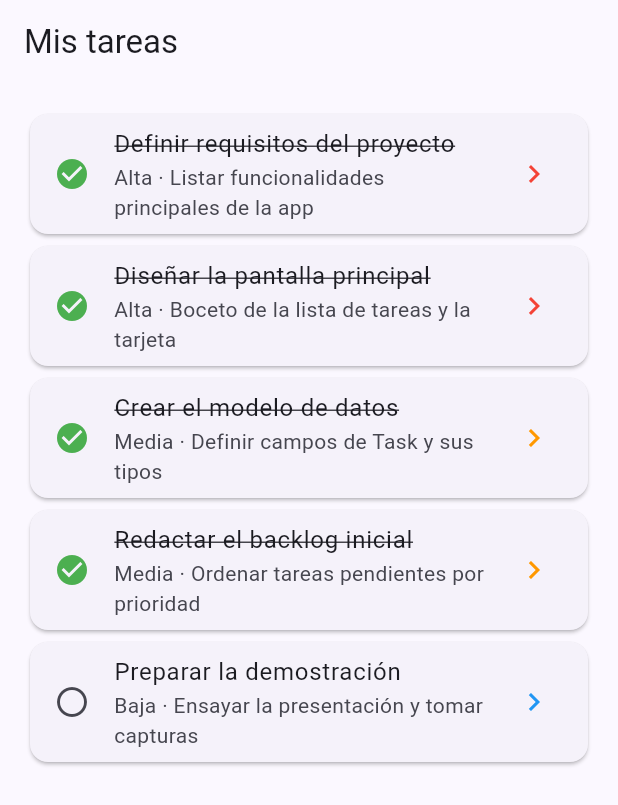
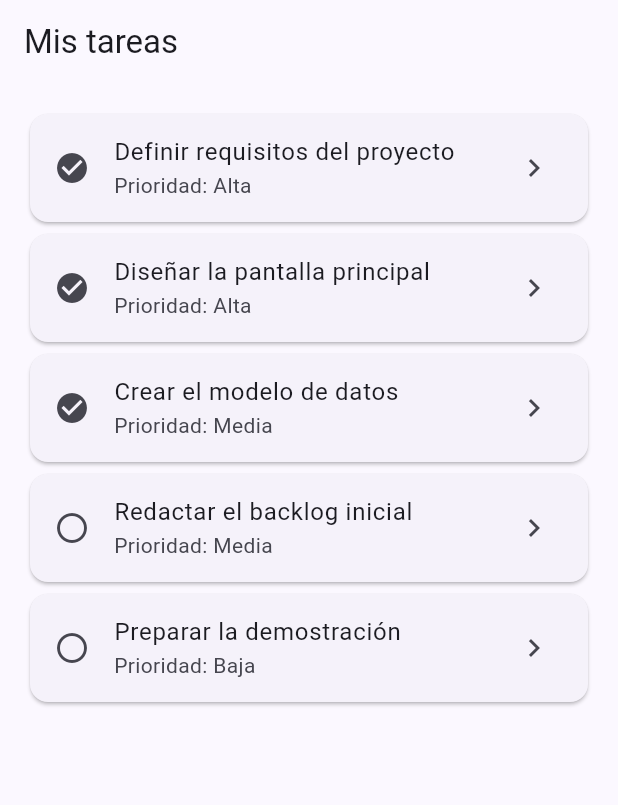
Before and after one commit to Yukii034/taskflow, a Flutter app: the screen it shows after launch, on a phone screen of 412 x 824 dp. Shown: the top 805 px of the screen. Run offline on Flutter 3.47's test engine with Material 3 defaults, Android fonts, the phone set to English and light mode, and no system bars; our stand-ins replace go_router.

Commit message:
docs: definir alcance y modelo de TaskFlow

```diff
--- a/lib/main.dart
+++ b/lib/main.dart
@@ -1,9 +1,77 @@
 import 'package:flutter/material.dart';
 import 'package:go_router/go_router.dart';
+
+import 'task.dart';
 
 void main() {
   runApp(const TaskFlowApp());
 }
+
+const demoTasks = <Task>[
+  Task(
+    id: 1,
+    title: 'Definir requisitos del proyecto',
+    description: 'Listar las funcionalidades principales de la app',
+    priority: 'Alta',
+    isCompleted: true,
+    userId: 1,
+  ),
+  Task(
+    id: 2,
+    title: 'Diseñar la pantalla principal',
+    description: 'Boceto de la lista de tareas y la tarjeta',
+    priority: 'Alta',
+    isCompleted: true,
+    userId: 1,
+  ),
+  Task(
+    id: 3,
+    title: 'Crear el modelo de datos',
+    description: 'Definir los campos de Task y sus tipos',
+    priority: 'Media',
+    isCompleted: true,
+    userId: 1,
+  ),
+  Task(
+    id: 4,
+    title: 'Redactar el backlog inicial',
+    description: 'Ordenar las tareas pendientes por prioridad',
+    priority: 'Media',
+    isCompleted: false,
+    userId: 1,
+  ),
+  Task(
+    id: 5,
+    title: 'Preparar la demostración',
+    description: 'Ensayar la presentación y tomar capturas',
+    priority: 'Baja',
+    isCompleted: false,
+    userId: 1,
+  ),
+];
+
+Task? findTask(int? id) {
+  for (final task in demoTasks) {
+    if (task.id == id) return task;
+  }
+  return null;
+}
+
+final appRouter = GoRouter(
+  routes: [
+    GoRoute(
+      path: '/',
+      builder: (context, state) => const TaskListScreen(),
+    ),
+    GoRoute(
+      path: '/task/:id',
+      builder: (context, state) {
+        final id = int.tryParse(state.pathParameters['id'] ?? '');
+        return TaskDetailScreen(task: findTask(id));
+      },
+    ),
+  ],
+);
 
 class TaskFlowApp extends StatelessWidget {
   const TaskFlowApp({super.key});
@@ -15,178 +83,8 @@ class TaskFlowApp extends StatelessWidget {
       title: 'TaskFlow',
       theme: ThemeData(
         colorScheme: ColorScheme.fromSeed(seedColor: Colors.indigo),
-        useMaterial3: true,
       ),
-  routerConfig: appRouter,
-);
-  }
-}
-
-// WelcomeScreen cambia a un StatefulWidget
-class WelcomeScreen extends StatefulWidget {
-  const WelcomeScreen({super.key});
-
-  @override
-  State<WelcomeScreen> createState() => _WelcomeScreenState();
-}
-
-class _WelcomeScreenState extends State<WelcomeScreen> {
-  // Variables de estado
-  final String studentName = 'Pierina';
-  int pendingTasks = 3;
-  final String courseName = 'Desarrollo de aplicaciones móviles';
-  final String motivationalMessage = 'OWO';
-
-  // Completar tarea
-  void completeTask() {
-    if (pendingTasks == 0) return;
-    setState(() {
-      pendingTasks--;
-    });
-  }
-
-  // Agregar tarea
-  void addTask() {
-    setState(() {
-      pendingTasks++;
-    });
-  }
-
-  @override
-  Widget build(BuildContext context) {
-    return Scaffold(
-      appBar: AppBar(
-        title: const Text('TaskFlow'),
-        centerTitle: true,
-      ),
-      body: Padding(
-        padding: const EdgeInsets.all(24),
-        child: Column(
-          crossAxisAlignment: CrossAxisAlignment.start,
-          children: [
-            const Icon(Icons.check_circle_outline, size: 56),
-            const SizedBox(height: 24),
-            Text(
-              '¡Hola, $studentName!',
-              style: Theme.of(context).textTheme.headlineMedium,
-            ),
-            const SizedBox(height: 12),
-            Text('Bienvenido/a a $courseName.'),
-            const SizedBox(height: 32),
-            Text('Este es mi mensaje: $motivationalMessage.'),
-            const SizedBox(height: 32),
-            Card(
-              child: Padding(
-                padding: const EdgeInsets.all(20),
-                child: Row(
-                  children: [
-                    const Icon(Icons.pending_actions),
-                    const SizedBox(width: 12),
-                    Text('Tareas pendientes: $pendingTasks'),
-                  ],
-                ),
-              ),
-            ),
-            const SizedBox(height: 24),
-            Row(
-              children: [
-                ElevatedButton.icon(
-                  onPressed: addTask,
-                  icon: const Icon(Icons.add),
-                  label: const Text('Agregar tarea'),
-                ),
-                const SizedBox(width: 12),
-                ElevatedButton.icon(
-                  onPressed: completeTask,
-                  icon: const Icon(Icons.check),
-                  label: const Text('Completar tarea'),
-                ),
-              ],
-            ),
-          ],
-        ),
-      ),
-    );
-  }
-}
-
-// Lista de tareas
-class Task {
-  const Task({
-    required this.id,
-    required this.title,
-    required this.description,
-    required this.priority,
-    required this.isCompleted,
-  });
-
-  final int id;
-  final String title;
-  final String description;
-  final String priority;
-  final bool isCompleted;
-}
-
-const demoTasks = [
-  Task(id: 1, title: 'Definir requisitos del proyecto', description: 'Listar funcionalidades principales de la app', priority: 'Alta', isCompleted: true),
-  Task(id: 2, title: 'Diseñar la pantalla principal', description: 'Boceto de la lista de tareas y la tarjeta', priority: 'Alta', isCompleted: true),
-  Task(id: 3, title: 'Crear el modelo de datos', description: 'Definir campos de Task y sus tipos', priority: 'Media', isCompleted: true),
-  Task(id: 4, title: 'Redactar el backlog inicial', description: 'Ordenar tareas pendientes por prioridad', priority: 'Media', isCompleted: true),
-  Task(id: 5, title: 'Preparar la demostración', description: 'Ensayar la presentación y tomar capturas', priority: 'Baja', isCompleted: false),
-];
-
-final appRouter = GoRouter(
-  routes: [
-    GoRoute(
-      path: '/',
-      builder: (context, state) => const TaskListScreen(),
-    ),
-    GoRoute(
-      path: '/task/:id',
-      builder: (context, state) {
-        final taskId = int.parse(state.pathParameters['id']!);
-        return TaskDetailScreen(taskId: taskId);
-      },
-    ),
-  ],
-);
-
-class TaskCard extends StatelessWidget {
-  const TaskCard({super.key, required this.task, this.onTap});
-
-  final Task task;
-  final VoidCallback? onTap;
-
-  Color _priorityColor() {
-    switch (task.priority) {
-      case 'Alta':
-        return Colors.red;
-      case 'Media':
-        return Colors.orange;
-      default:
-        return Colors.blue;
-    }
-  }
-
-  @override
-  Widget build(BuildContext context) {
-    return Card(
-      child: ListTile(
-        onTap: onTap,
-        leading: Icon(
-          task.isCompleted ? Icons.check_circle : Icons.radio_button_unchecked,
-          color: task.isCompleted ? Colors.green : null,
-        ),
-        title: Text(
-          task.title,
-          style: TextStyle(
-            decoration:
-                task.isCompleted ? TextDecoration.lineThrough : null,
-          ),
-        ),
-        subtitle: Text('${task.priority} · ${task.description}'),
-        trailing: Icon(Icons.chevron_right, color: _priorityColor()),
-      ),
+      routerConfig: appRouter,
     );
   }
 }
@@ -197,15 +95,25 @@ class TaskListScreen extends StatelessWidget {
   @override
   Widget build(BuildContext context) {
     return Scaffold(
-      appBar: AppBar(title: const Text('Mis tareas')) ,
+      appBar: AppBar(title: const Text('Mis tareas')),
       body: ListView.builder(
         padding: const EdgeInsets.all(16),
         itemCount: demoTasks.length,
         itemBuilder: (context, index) {
           final task = demoTasks[index];
-          return TaskCard(
-            task: task,
-            onTap: () => context.push('/task/${task.id}'),);
+          return Card(
+            child: ListTile(
+              leading: Icon(
+                task.isCompleted
+                    ? Icons.check_circle
+                    : Icons.radio_button_unchecked,
+              ),
+              title: Text(task.title),
+              subtitle: Text('Prioridad: ${task.priority}'),
+              trailing: const Icon(Icons.chevron_right),
+              onTap: () => context.push('/task/${task.id}'),
+            ),
+          );
         },
       ),
     );
@@ -213,72 +121,38 @@ class TaskListScreen extends StatelessWidget {
 }
 
 class TaskDetailScreen extends StatelessWidget {
-  const TaskDetailScreen({super.key, required this.taskId});
+  const TaskDetailScreen({super.key, required this.task});
 
-  final int taskId;
+  final Task? task;
 
   @override
   Widget build(BuildContext context) {
-    final task = demoTasks.firstWhere((item) => item.id == taskId);
-
+    final selected = task;
     return Scaffold(
-      appBar: AppBar(title: const Text('Detalle de tarea')) ,
+      appBar: AppBar(title: const Text('Detalle de tarea')),
       body: Padding(
         padding: const EdgeInsets.all(24),
-        child: Column(
-          crossAxisAlignment: CrossAxisAlignment.start,
-          children: [
-            Row(
-              children: [
-                Icon(
-                  task.isCompleted
-                      ? Icons.check_circle
-                      : Icons.radio_button_unchecked,
-                  color: task.isCompleted ? Colors.green : null,
-                  size: 32,
-                ),
-                const SizedBox(width: 12),
-                Expanded(
-                  child: Text(
-                    task.title,
+        child: selected == null
+            ? const Text('No se encontró esta tarea.')
+            : Column(
+                crossAxisAlignment: CrossAxisAlignment.start,
+                children: [
+                  Text(
+                    selected.title,
                     style: Theme.of(context).textTheme.headlineSmall,
                   ),
-                ),
-              ],
-            ),
-            const SizedBox(height: 16),
-            Text(task.description),
-            const SizedBox(height: 16),
-            Chip(
-              avatar: const Icon(Icons.flag, size: 18),
-              label: Text('Prioridad: ${task.priority}'),
-            ),
-            const SizedBox(height: 12),
-            Text(task.isCompleted ? 'Estado: completada' : 'Estado: pendiente'),
-            const SizedBox(height: 24),
-            FilledButton.icon(
-              onPressed: () {
-                ScaffoldMessenger.of(context).showSnackBar(
-                  SnackBar(
-                    content: Text(
-                      task.isCompleted
-                          ? 'Esta tarea ya está completada'
-                          : 'Marcada para trabajar: ${task.title}',
-                    ),
+                  const SizedBox(height: 16),
+                  Text(selected.description),
+                  const SizedBox(height: 16),
+                  Text('Prioridad: ${selected.priority}'),
+                  Text(
+                    selected.isCompleted
+                        ? 'Estado: completada'
+                        : 'Estado: pendiente',
                   ),
-                );
-              },
-              icon: Icon(task.isCompleted ? Icons.check : Icons.play_arrow),
-              label: Text(task.isCompleted ? 'Completada' : 'Empezar tarea'),
-            ),
-            const Spacer(),
-            FilledButton.tonalIcon(
-              onPressed: () => context.pop(),
-              icon: const Icon(Icons.arrow_back),
-              label: const Text('Volver al listado'),
-            ),
-          ],
-        ),
+                  Text('Usuario: ${selected.userId}'),
+                ],
+              ),
       ),
     );
   }
```
Also changed, not shown: lib/task.dart (added, +28 -0 lines), 1 other file.
